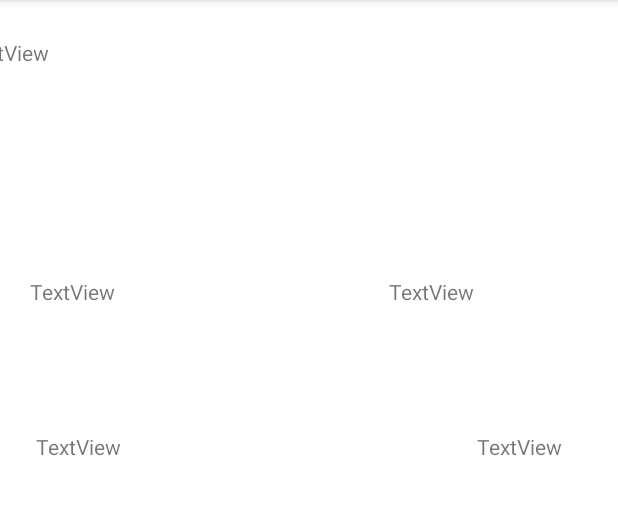
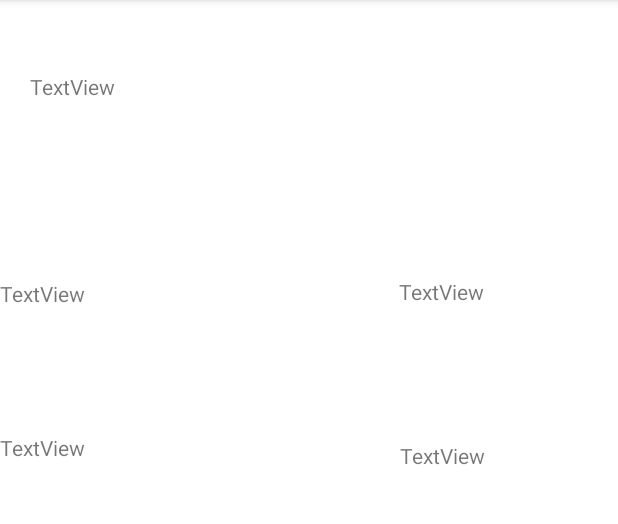
Before and after one commit to seun-OMJ/sport-box-score-manager, an Android app: the HistoryActivity screen opened directly, with no data from a screen before it, on a phone screen of 412 x 824 dp, the part 84-608 px from its top. Run offline under Robolectric (Android 15) with nearby library versions, the phone set to English and light mode, and no system bars; 13 statements that could not run were skipped.

Commit message:
Changed layout for activityhistory.xml

```diff
--- a/app/src/main/res/layout/activity_history.xml
+++ b/app/src/main/res/layout/activity_history.xml
@@ -8,61 +8,70 @@
 
     <TextView
         android:id="@+id/textView2"
-        android:layout_width="517dp"
-        android:layout_height="97dp"
+        android:layout_width="367dp"
+        android:layout_height="76dp"
         android:layout_marginTop="24dp"
         android:layout_marginBottom="62dp"
         android:text="TextView"
         app:layout_constraintBottom_toTopOf="@+id/textView6"
         app:layout_constraintEnd_toEndOf="parent"
-        app:layout_constraintHorizontal_bias="0.238"
-        app:layout_constraintStart_toStartOf="parent"
+        app:layout_constraintHorizontal_bias="0.0"
+        app:layout_constraintStart_toStartOf="@+id/guideline8"
         app:layout_constraintTop_toTopOf="parent"
         app:layout_constraintVertical_bias="1.0" />
 
     <TextView
         android:id="@+id/textView6"
-        android:layout_width="0dp"
-        android:layout_height="79dp"
+        android:layout_width="242dp"
+        android:layout_height="66dp"
         android:layout_marginBottom="24dp"
         android:text="TextView"
         app:layout_constraintBottom_toTopOf="@+id/textView9"
-        app:layout_constraintEnd_toStartOf="@+id/guideline2"
-        app:layout_constraintStart_toStartOf="@+id/guideline8" />
+        app:layout_constraintEnd_toEndOf="parent"
+        app:layout_constraintHorizontal_bias="0.0"
+        app:layout_constraintStart_toStartOf="parent"
+        app:layout_constraintTop_toTopOf="parent"
+        app:layout_constraintVertical_bias="0.935" />
 
     <TextView
         android:id="@+id/textView9"
-        android:layout_width="335dp"
-        android:layout_height="0dp"
-        android:layout_marginStart="24dp"
+        android:layout_width="237dp"
+        android:layout_height="81dp"
         android:text="TextView"
         app:layout_constraintBottom_toBottomOf="@+id/guideline7"
+        app:layout_constraintEnd_toEndOf="parent"
+        app:layout_constraintHorizontal_bias="0.0"
         app:layout_constraintStart_toStartOf="parent"
-        app:layout_constraintTop_toTopOf="@+id/guideline5" />
+        app:layout_constraintTop_toTopOf="@+id/guideline5"
+        app:layout_constraintVertical_bias="1.0" />
 
     <TextView
         android:id="@+id/textView10"
-        android:layout_width="137dp"
-        android:layout_height="80dp"
+        android:layout_width="125dp"
+        android:layout_height="67dp"
         android:layout_marginStart="24dp"
-        android:layout_marginTop="62dp"
         android:layout_marginEnd="24dp"
         android:text="TextView"
+        app:layout_constraintBottom_toTopOf="@+id/textView9"
         app:layout_constraintEnd_toEndOf="parent"
+        app:layout_constraintHorizontal_bias="0.0"
         app:layout_constraintStart_toEndOf="@+id/textView6"
-        app:layout_constraintTop_toBottomOf="@+id/textView2" />
+        app:layout_constraintTop_toBottomOf="@+id/textView2"
+        app:layout_constraintVertical_bias="0.622" />
 
     <TextView
         android:id="@+id/textView13"
-        android:layout_width="136dp"
-        android:layout_height="0dp"
+        android:layout_width="115dp"
+        android:layout_height="76dp"
         android:layout_marginStart="24dp"
         android:layout_marginEnd="24dp"
         android:text="TextView"
         app:layout_constraintBottom_toTopOf="@+id/guideline7"
         app:layout_constraintEnd_toEndOf="parent"
+        app:layout_constraintHorizontal_bias="0.454"
         app:layout_constraintStart_toEndOf="@+id/textView9"
-        app:layout_constraintTop_toTopOf="@+id/guideline5" />
+        app:layout_constraintTop_toTopOf="@+id/guideline5"
+        app:layout_constraintVertical_bias="1.0" />
 
     <androidx.constraintlayout.widget.Guideline
         android:id="@+id/guideline2"
@@ -90,7 +99,7 @@
         android:layout_width="wrap_content"
         android:layout_height="wrap_content"
         android:orientation="horizontal"
-        app:layout_constraintGuide_begin="288dp" />
+        app:layout_constraintGuide_end="443dp" />
 
     <androidx.constraintlayout.widget.Guideline
         android:id="@+id/guideline6"
```
